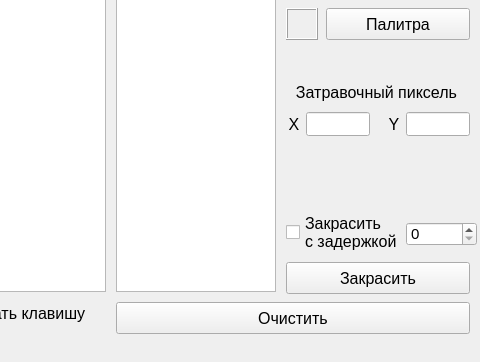
First picture: the form in antsor/lab_06/mainwindow.ui, repository SGCube/IU7-Computer-Graphics, before the edit; both pictures show x 544 to 1024 and y 358 to 720 of the 1024 by 720 pixel window.
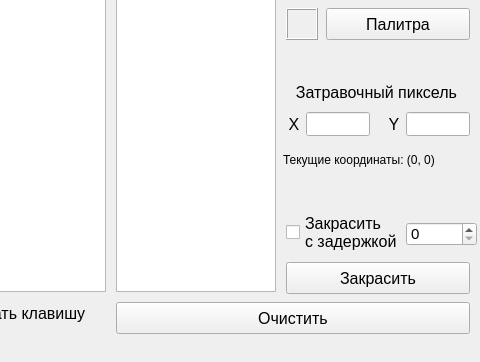
Second picture: the form after the edit.

Commit message: lab_06_a: interface improve

The edit to the form file:
```diff
--- a/antsor/lab_06/mainwindow.ui
+++ b/antsor/lab_06/mainwindow.ui
@@ -562,6 +562,24 @@
      <set>Qt::AlignCenter</set>
     </property>
    </widget>
+   <widget class="QLabel" name="coord">
+    <property name="geometry">
+     <rect>
+      <x>827</x>
+      <y>510</y>
+      <width>191</width>
+      <height>16</height>
+     </rect>
+    </property>
+    <property name="font">
+     <font>
+      <pointsize>9</pointsize>
+     </font>
+    </property>
+    <property name="text">
+     <string>Текущие координаты: (0, 0)</string>
+    </property>
+   </widget>
   </widget>
  </widget>
  <layoutdefault spacing="6" margin="11"/>
```
The commit also changes 4 other files.
